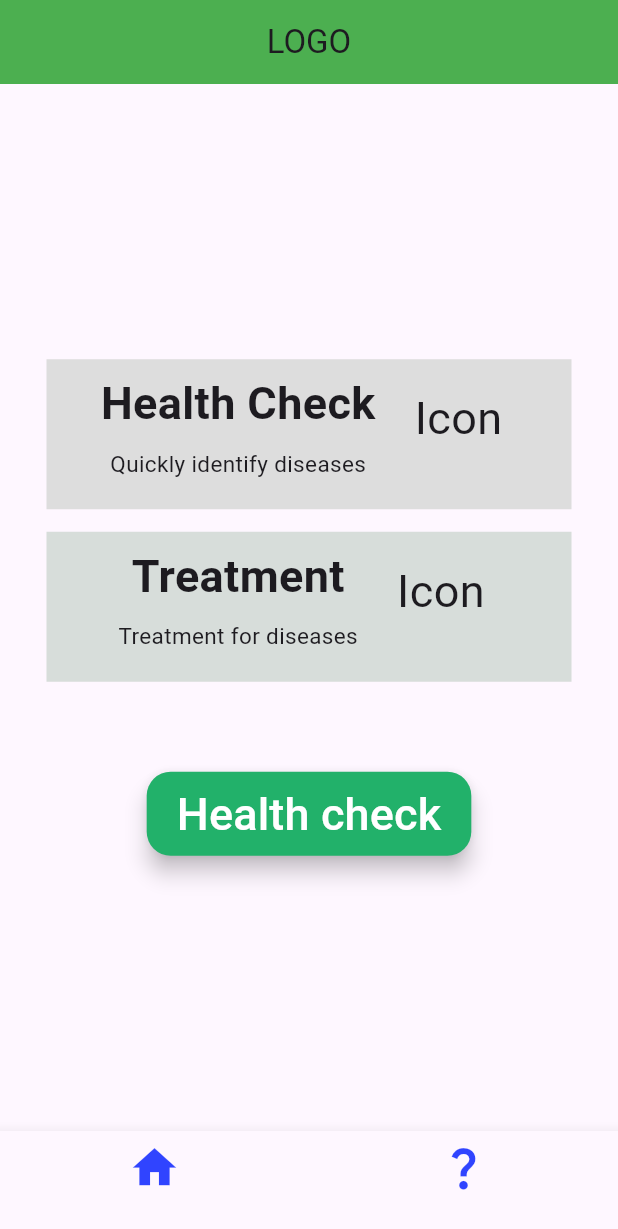
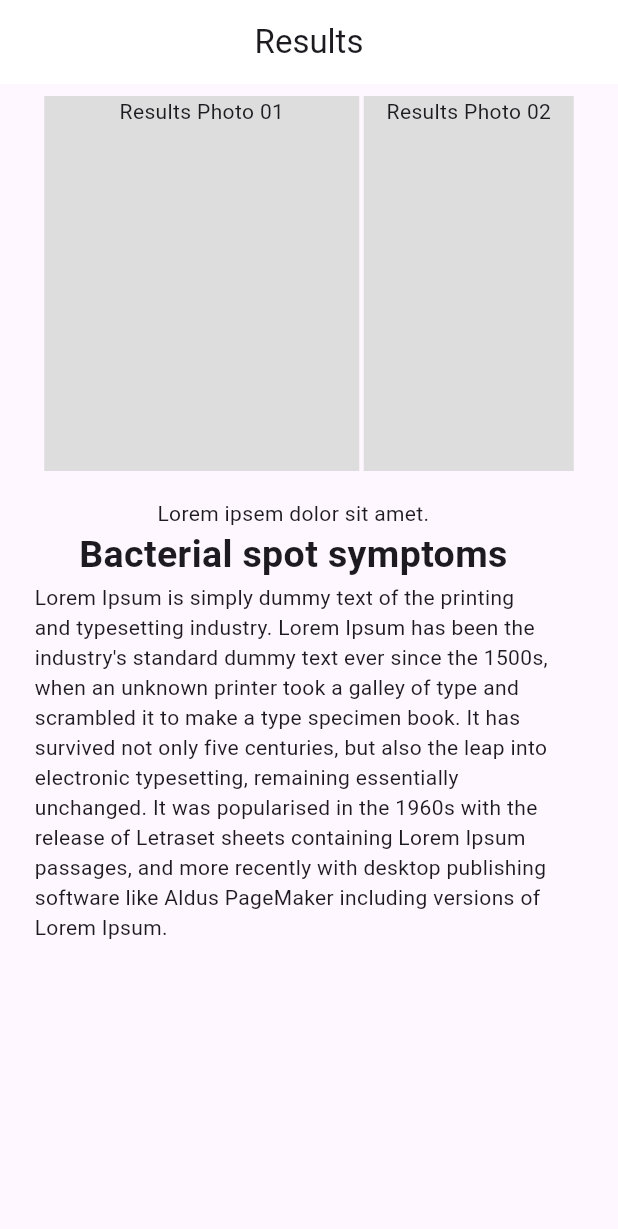
Before and after one commit to priyanjanjb/AI-Tomato-Diseases-DetectorFlutter-, a Flutter app: the screen it shows after launch, on a phone screen of 412 x 824 dp. Shown: the top 1229 px of the screen. Run offline on Flutter 3.47's test engine with Material 3 defaults, Android fonts, the phone set to English and light mode, and no system bars.

Commit message:
add parageaph to results page

```diff
--- a/lib/main.dart
+++ b/lib/main.dart
@@ -1,5 +1,6 @@
 import 'package:flutter/material.dart';
-import 'package:tmtdiseases/homePage.dart';
+// import 'package:tmtdiseases/homePage.dart';
+import 'package:tmtdiseases/results.dart';
 
 void main() {
   runApp(const MyApp());
@@ -11,7 +12,8 @@ class MyApp extends StatelessWidget {
   @override
   Widget build(BuildContext context) {
     return const MaterialApp(
-      home: Homepage(),
+      //home: Homepage(),
+      home: Results(),
     );
   }
 }
--- /dev/null
+++ b/lib/results.dart
@@ -0,0 +1,78 @@
+import 'package:flutter/material.dart';
+
+class Results extends StatelessWidget {
+  const Results({super.key});
+
+  @override
+  Widget build(BuildContext context) {
+    return Scaffold(
+      appBar: AppBar(
+        title: const Center(child: Text('Results')),
+        backgroundColor: const Color.fromARGB(255, 255, 255, 255),
+      ),
+      body: SafeArea(
+        child: Padding(
+          padding: const EdgeInsets.all(8.0),
+          child: Column(
+            children: [
+              Padding(
+                padding: const EdgeInsets.only(bottom: 10.0),
+                child: Row(
+                  mainAxisAlignment: MainAxisAlignment.center,
+                  children: [
+                    Padding(
+                      padding: const EdgeInsets.only(bottom: 8.0),
+                      child: Container(
+                        height: 250,
+                        width: 210,
+                        color: const Color.fromARGB(255, 221, 221, 221),
+                        child: const Column(
+                          children: [
+                            Text("Results Photo 01"),
+                          ],
+                        ),
+                      ),
+                    ),
+                    Padding(
+                      padding: const EdgeInsets.only(left: 3.0, bottom: 8.0),
+                      child: Container(
+                        height: 250,
+                        width: 140,
+                        color: const Color.fromARGB(255, 221, 221, 221),
+                        child: const Column(
+                          children: [
+                            Text("Results Photo 02"),
+                          ],
+                        ),
+                      ),
+                    ),
+                  ],
+                ),
+              ),
+              const Row(
+                children: [
+                  Padding(
+                    padding: EdgeInsets.only(left: 15.0 ,right: 15.0),
+                    child: SizedBox(
+                      width: 345,
+                      child: Column(children: [
+                        Text("Lorem ipsem dolor sit amet."),
+                        Text(
+                          "Bacterial spot symptoms",
+                          style: TextStyle(
+                              fontWeight: FontWeight.bold, fontSize: 25),
+                        ),
+                        Text(
+                            "Lorem Ipsum is simply dummy text of the printing and typesetting industry. Lorem Ipsum has been the industry's standard dummy text ever since the 1500s, when an unknown printer took a galley of type and scrambled it to make a type specimen book. It has survived not only five centuries, but also the leap into electronic typesetting, remaining essentially unchanged. It was popularised in the 1960s with the release of Letraset sheets containing Lorem Ipsum passages, and more recently with desktop publishing software like Aldus PageMaker including versions of Lorem Ipsum."),
+                      ]),
+                    ),
+                  )
+                ],
+              )
+            ],
+          ),
+        ),
+      ),
+    );
+  }
+}
```
Also changed, not shown: assets/image/pddl-highlights-fig-1-bact-spot_jpg.rf.ce8435fc0f0f09fe19b7288e4286338f.jpg (added), assets/image/tomatoseptorialeafspotjpg-788d20798a3c74e7_jpg.rf.fcd2d72b1ec4b0e074a9d7d5a9d6c2a3.jpg (added).
